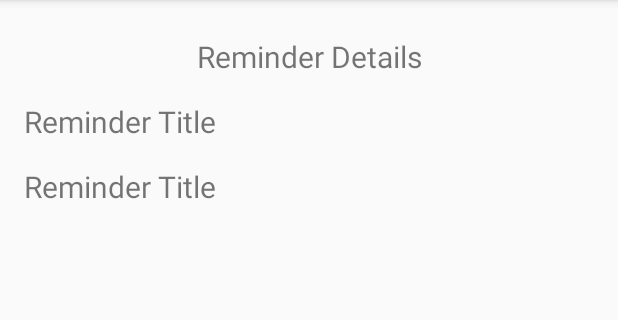
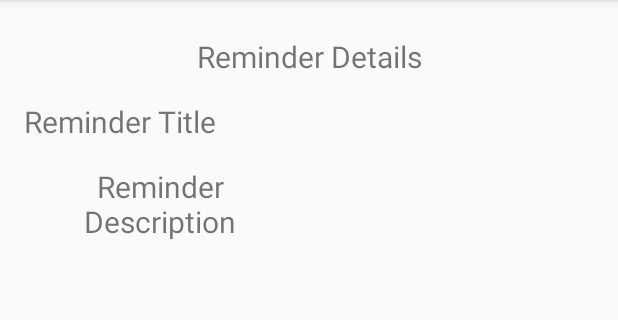
Before and after one commit to omarAhmed22600/Location-Reminder, an Android app: the ReminderDescriptionActivity screen opened directly, with no data from a screen before it, on a phone screen of 412 x 824 dp, the part 84-404 px from its top. Run offline under Robolectric (Android 15) with nearby library versions, the phone set to English and light mode, and no system bars; our stand-ins replace data binding; 1 statement that could not run was skipped.

Commit message:
##Bug Fixing## -Fixed some design issues in the activity_reminder_description.xml regarding text overflow.

```diff
--- a/app/src/main/res/layout/activity_reminder_description.xml
+++ b/app/src/main/res/layout/activity_reminder_description.xml
@@ -19,11 +19,11 @@
 
         <TextView
             android:id="@+id/textView3"
-            android:layout_width="match_parent"
+            android:layout_width="0dp"
             android:layout_height="wrap_content"
             android:layout_marginTop="24dp"
             android:gravity="center"
-            android:text="Reminder Details"
+            android:text="@string/reminder_details"
             android:textSize="@dimen/text_size_large"
             app:layout_constraintEnd_toEndOf="parent"
             app:layout_constraintStart_toStartOf="parent"
@@ -45,27 +45,16 @@
             android:id="@+id/title_text"
             android:layout_width="0dp"
             android:layout_height="wrap_content"
-            android:layout_marginStart="24dp"
+            android:layout_marginStart="16dp"
             android:layout_marginTop="16dp"
+            android:layout_marginEnd="16dp"
             android:gravity="center"
             android:text="@{reminderDataItem.title}"
             android:textSize="@dimen/text_size_large"
+            app:layout_constraintEnd_toEndOf="parent"
             app:layout_constraintStart_toEndOf="@+id/title_label"
             app:layout_constraintTop_toBottomOf="@+id/textView3"
             tools:text="@string/reminder_title" />
-
-        <TextView
-            android:id="@+id/description_text"
-            android:layout_width="0dp"
-            android:layout_height="wrap_content"
-            android:text="@{reminderDataItem.description}"
-            android:layout_marginStart="24dp"
-            android:layout_marginTop="16dp"
-            android:gravity="center"
-            android:textSize="@dimen/text_size_large"
-            app:layout_constraintStart_toEndOf="@+id/description_label"
-            app:layout_constraintTop_toBottomOf="@+id/title_text"
-            tools:text="@string/reminder_desc" />
 
         <TextView
             android:id="@+id/description_label"
@@ -74,10 +63,28 @@
             android:layout_marginStart="16dp"
             android:layout_marginTop="16dp"
             android:gravity="center"
-            android:text="@string/reminder_title"
+            android:text="@string/reminder_description"
             android:textSize="@dimen/text_size_large"
+            app:layout_constraintEnd_toStartOf="@+id/description_text"
+            app:layout_constraintHorizontal_bias="0.5"
             app:layout_constraintStart_toStartOf="parent"
             app:layout_constraintTop_toBottomOf="@+id/title_label" />
 
+        <TextView
+            android:id="@+id/description_text"
+            android:layout_width="0dp"
+            android:layout_height="wrap_content"
+            android:layout_marginStart="16dp"
+            android:layout_marginTop="16dp"
+            android:layout_marginEnd="16dp"
+            android:gravity="center"
+            android:text="@{reminderDataItem.description}"
+            android:textSize="@dimen/text_size_large"
+            app:layout_constraintEnd_toEndOf="parent"
+            app:layout_constraintHorizontal_bias="0.5"
+            app:layout_constraintStart_toEndOf="@+id/description_label"
+            app:layout_constraintTop_toBottomOf="@+id/title_text"
+            tools:text="@string/reminder_desc" />
+
     </androidx.constraintlayout.widget.ConstraintLayout>
 </layout>
--- a/app/src/main/res/values/strings.xml
+++ b/app/src/main/res/values/strings.xml
@@ -43,4 +43,6 @@
     <string name="unknown_location">Unknown Location</string>
     <string name="geofences_added">Added!</string>
     <string name="login_or_create_new_account">Login Or Create new account</string>
+    <string name="reminder_details">Reminder Details</string>
+    <string name="reminder_description">Reminder Description</string>
 </resources>
```
